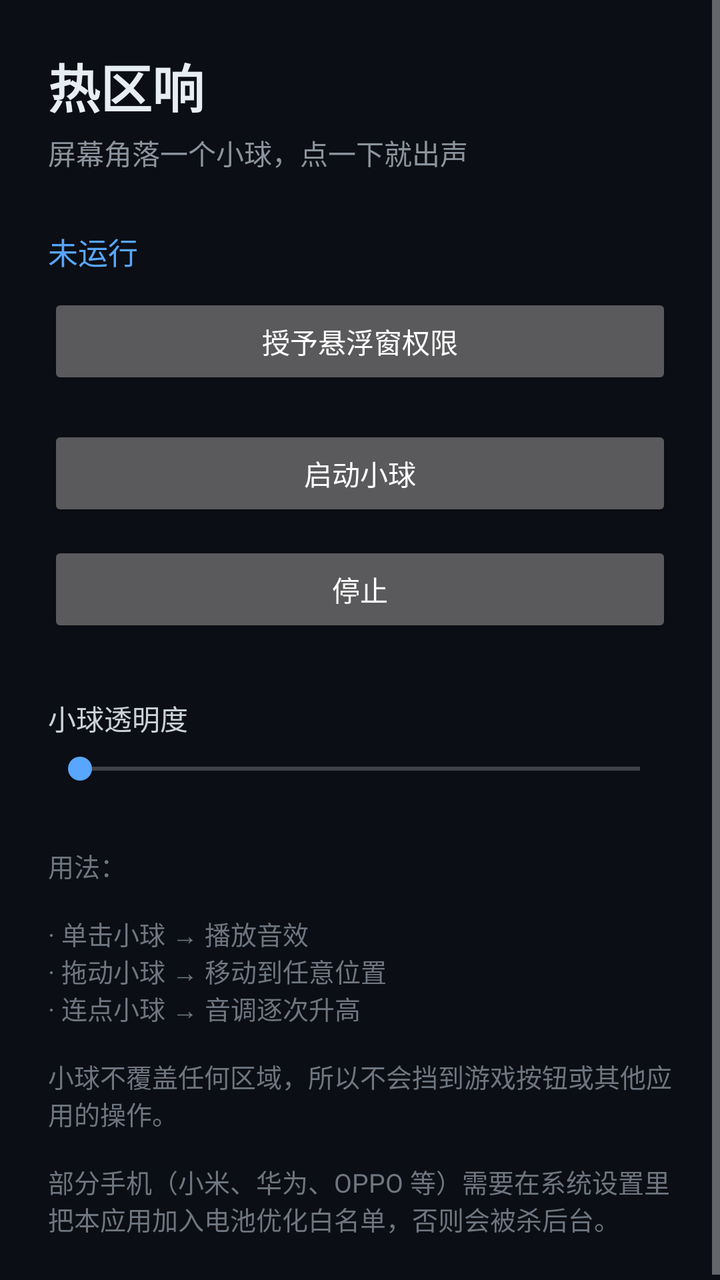
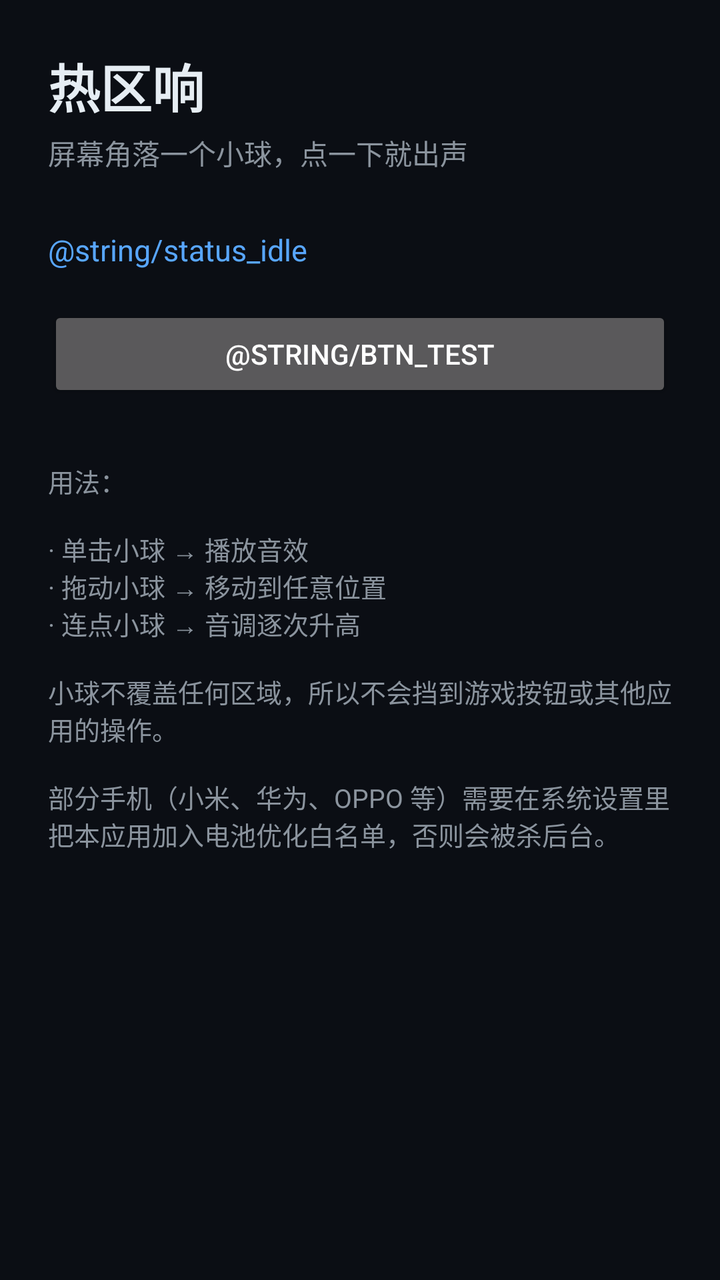

An Android layout rendered at two revisions. The XML below is the earlier revision; the diff shows what the commit changed to produce the second picture.
<!-- AndroidManifest.xml: application theme AppTheme -->
<!-- res/layout/activity_main.xml -->
<?xml version="1.0" encoding="utf-8"?>
<ScrollView xmlns:android="http://schemas.android.com/apk/res/android"
    android:layout_width="match_parent"
    android:layout_height="match_parent"
    android:fillViewport="true">

    <LinearLayout
        android:layout_width="match_parent"
        android:layout_height="wrap_content"
        android:orientation="vertical"
        android:padding="24dp">

        <TextView
            android:layout_width="wrap_content"
            android:layout_height="wrap_content"
            android:text="@string/title"
            android:textColor="#E6EDF3"
            android:textSize="26sp"
            android:textStyle="bold" />

        <TextView
            android:layout_width="wrap_content"
            android:layout_height="wrap_content"
            android:layout_marginTop="4dp"
            android:text="@string/subtitle"
            android:textColor="#8B949E"
            android:textSize="14sp" />

        <TextView
            android:id="@+id/status"
            android:layout_width="match_parent"
            android:layout_height="wrap_content"
            android:layout_marginTop="28dp"
            android:text="@string/status_off"
            android:textColor="#58A6FF"
            android:textSize="15sp" />

        <Button
            android:id="@+id/btnGrant"
            android:layout_width="match_parent"
            android:layout_height="wrap_content"
            android:layout_marginTop="10dp"
            android:text="@string/btn_grant_overlay" />

        <Button
            android:id="@+id/btnStart"
            android:layout_width="match_parent"
            android:layout_height="wrap_content"
            android:layout_marginTop="18dp"
            android:text="@string/btn_start" />

        <Button
            android:id="@+id/btnStop"
            android:layout_width="match_parent"
            android:layout_height="wrap_content"
            android:layout_marginTop="10dp"
            android:text="@string/btn_stop" />

        <TextView
            android:id="@+id/opacityLabel"
            android:layout_width="match_parent"
            android:layout_height="wrap_content"
            android:layout_marginTop="30dp"
            android:text="@string/opacity_label"
            android:textColor="#C9D1D9"
            android:textSize="14sp" />

        <SeekBar
            android:id="@+id/opacityBar"
            android:layout_width="match_parent"
            android:layout_height="wrap_content"
            android:layout_marginTop="6dp"
            android:max="100" />

        <TextView
            android:layout_width="match_parent"
            android:layout_height="wrap_content"
            android:layout_marginTop="30dp"
            android:text="@string/tip"
            android:textColor="#6E7681"
            android:textSize="13sp" />
    </LinearLayout>
</ScrollView>
<!-- resources referenced by this layout -->
<resources>
  <string name="btn_grant_overlay">授予悬浮窗权限</string>
  <string name="btn_start">启动小球</string>
  <string name="btn_stop">停止</string>
  <string name="opacity_label">小球透明度</string>
  <string name="status_off">未运行</string>
  <string name="subtitle">屏幕角落一个小球，点一下就出声</string>
  <string name="tip">用法：\n\n· 单击小球 → 播放音效\n· 拖动小球 → 移动到任意位置\n· 连点小球 → 音调逐次升高\n\n小球不覆盖任何区域，所以不会挡到游戏按钮或其他应用的操作。\n\n部分手机（小米、华为、OPPO 等）需要在系统设置里把本应用加入电池优化白名单，否则会被杀后台。</string>
  <string name="title">热区响</string>
  <style name="AppTheme" parent="android:Theme.Material.NoActionBar">
          <item name="android:colorPrimary">#1F6FEB</item>
          <item name="android:colorAccent">#58A6FF</item>
          <item name="android:statusBarColor">#0B0E14</item>
          <item name="android:navigationBarColor">#0B0E14</item>
          <item name="android:windowBackground">#0B0E14</item>
      </style>
</resources>

<!-- the commit's change to res/layout/activity_main.xml (unified diff, before → after) -->
@@ -31,53 +31,23 @@
             android:layout_width="match_parent"
             android:layout_height="wrap_content"
             android:layout_marginTop="28dp"
-            android:text="@string/status_off"
+            android:text="@string/status_idle"
             android:textColor="#58A6FF"
             android:textSize="15sp" />
 
         <Button
-            android:id="@+id/btnGrant"
-            android:layout_width="match_parent"
-            android:layout_height="wrap_content"
-            android:layout_marginTop="10dp"
-            android:text="@string/btn_grant_overlay" />
-
-        <Button
-            android:id="@+id/btnStart"
+            android:id="@+id/btnTest"
             android:layout_width="match_parent"
             android:layout_height="wrap_content"
             android:layout_marginTop="18dp"
-            android:text="@string/btn_start" />
-
-        <Button
-            android:id="@+id/btnStop"
-            android:layout_width="match_parent"
-            android:layout_height="wrap_content"
-            android:layout_marginTop="10dp"
-            android:text="@string/btn_stop" />
-
-        <TextView
-            android:id="@+id/opacityLabel"
-            android:layout_width="match_parent"
-            android:layout_height="wrap_content"
-            android:layout_marginTop="30dp"
-            android:text="@string/opacity_label"
-            android:textColor="#C9D1D9"
-            android:textSize="14sp" />
-
-        <SeekBar
-            android:id="@+id/opacityBar"
-            android:layout_width="match_parent"
-            android:layout_height="wrap_content"
-            android:layout_marginTop="6dp"
-            android:max="100" />
+            android:text="@string/btn_test" />
 
         <TextView
             android:layout_width="match_parent"
             android:layout_height="wrap_content"
             android:layout_marginTop="30dp"
             android:text="@string/tip"
-            android:textColor="#6E7681"
+            android:textColor="#8B949E"
             android:textSize="13sp" />
     </LinearLayout>
 </ScrollView>
<!-- resource entries referenced after the edit -->
@@ -1,10 +1,5 @@
 <!-- resources referenced by this layout -->
 <resources>
-  <string name="btn_grant_overlay">授予悬浮窗权限</string>
-  <string name="btn_start">启动小球</string>
-  <string name="btn_stop">停止</string>
-  <string name="opacity_label">小球透明度</string>
-  <string name="status_off">未运行</string>
   <string name="subtitle">屏幕角落一个小球，点一下就出声</string>
   <string name="tip">用法：\n\n· 单击小球 → 播放音效\n· 拖动小球 → 移动到任意位置\n· 连点小球 → 音调逐次升高\n\n小球不覆盖任何区域，所以不会挡到游戏按钮或其他应用的操作。\n\n部分手机（小米、华为、OPPO 等）需要在系统设置里把本应用加入电池优化白名单，否则会被杀后台。</string>
   <string name="title">热区响</string>
